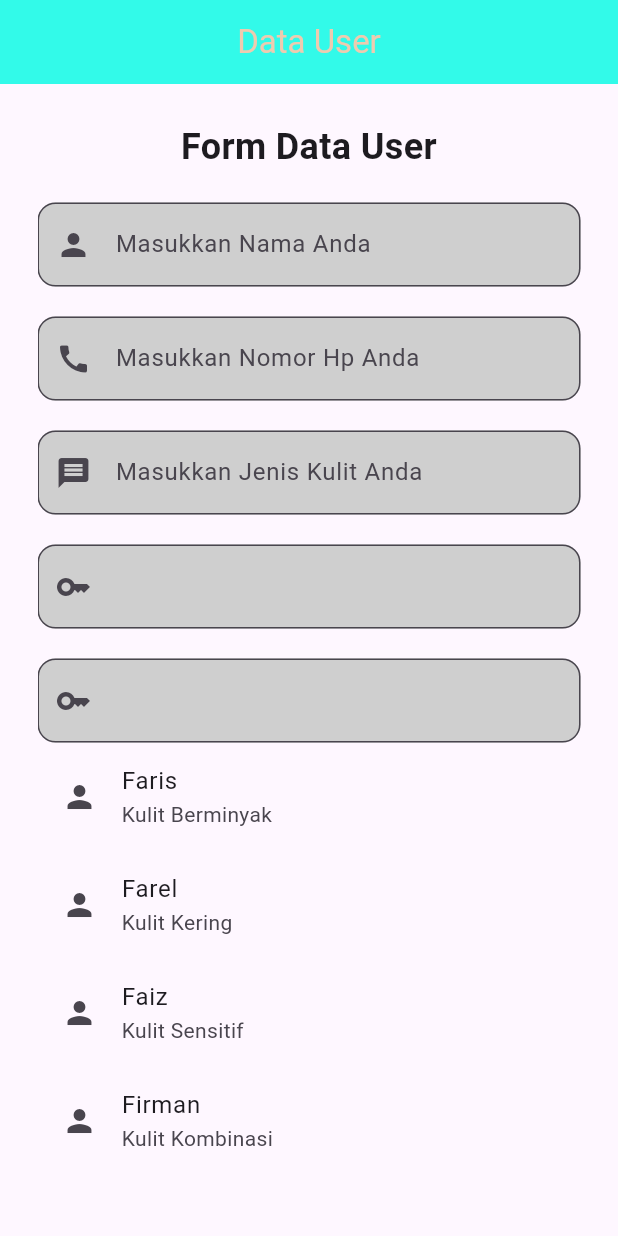
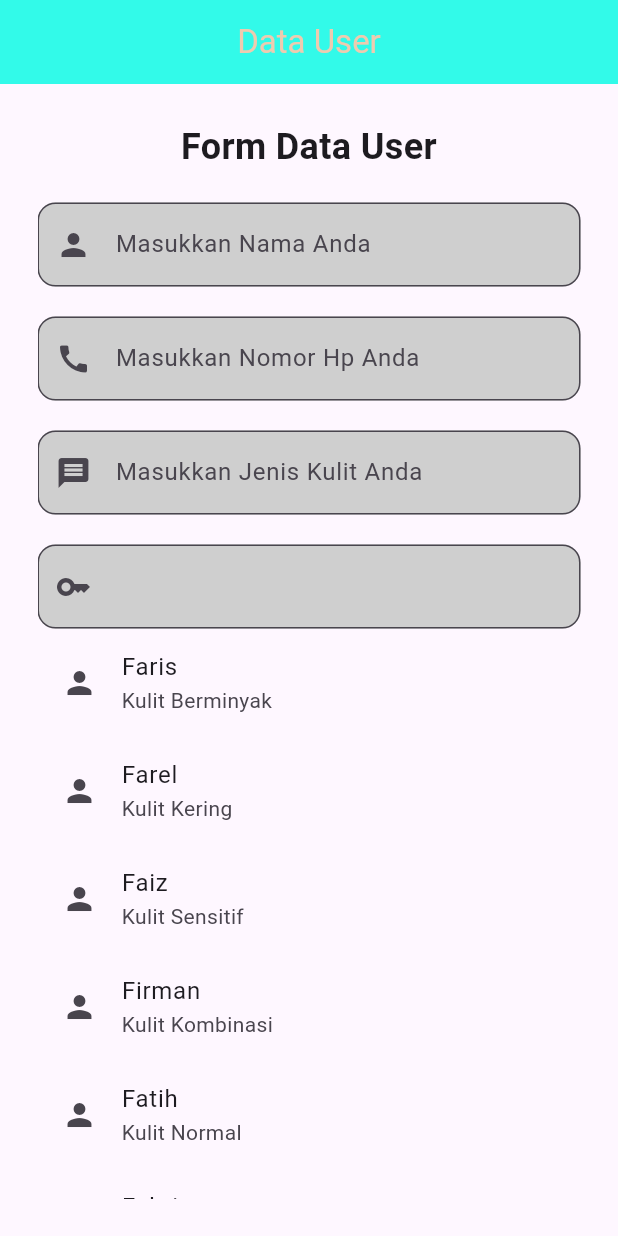
Before and after one commit to AAISkuy/latihan_flutter_dasar, a Flutter app: the screen it shows after launch, on a phone screen of 412 x 824 dp. Run offline on Flutter 3.47's test engine with Material 3 defaults, Android fonts, the phone set to English and light mode, and no system bars.

Commit message:
Update Tugas 4 ListView dan ListTile

```diff
--- a/lib/latihan4Flutter.dart
+++ b/lib/latihan4Flutter.dart
@@ -72,19 +72,6 @@ class dataUser extends StatelessWidget {
                 prefixIcon: Icon(Icons.key),
               ),
             ),
-            SizedBox(height: 20),
-
-            TextField(
-              obscureText: true,
-              decoration: InputDecoration(
-                filled: true,
-                fillColor: const Color.fromARGB(255, 207, 207, 207),
-                border: OutlineInputBorder(
-                  borderRadius: BorderRadius.circular(12),
-                ),
-                prefixIcon: Icon(Icons.key),
-              ),
-            ),
 
             ListTile(
               leading: Icon(Icons.person),
```
